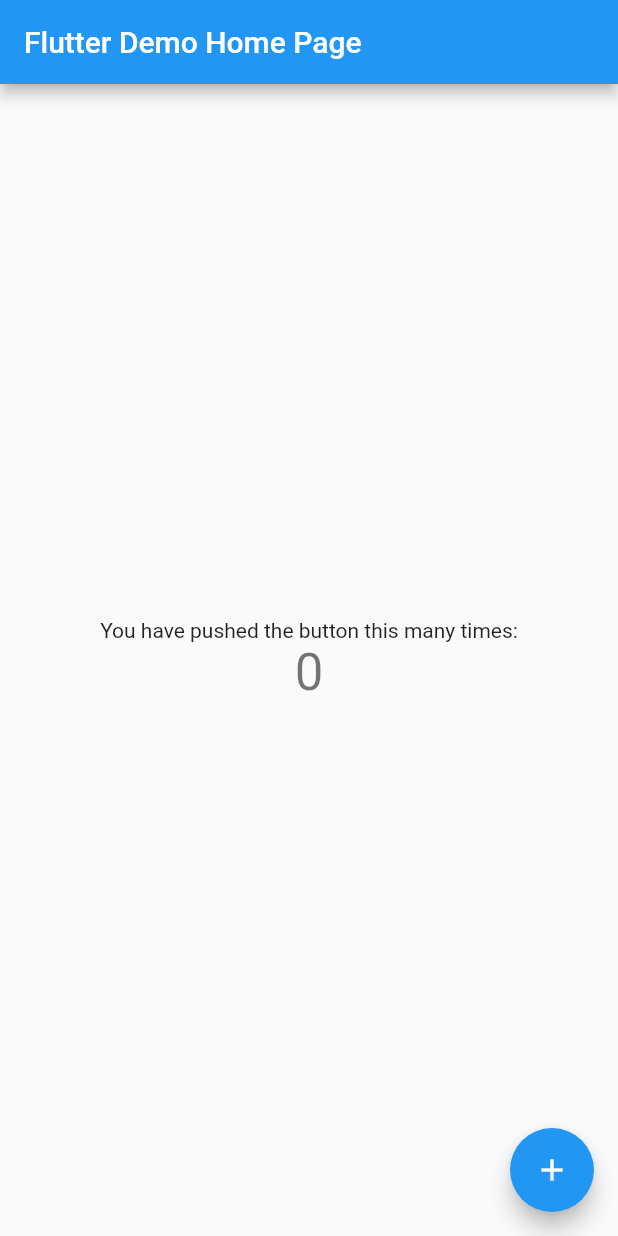
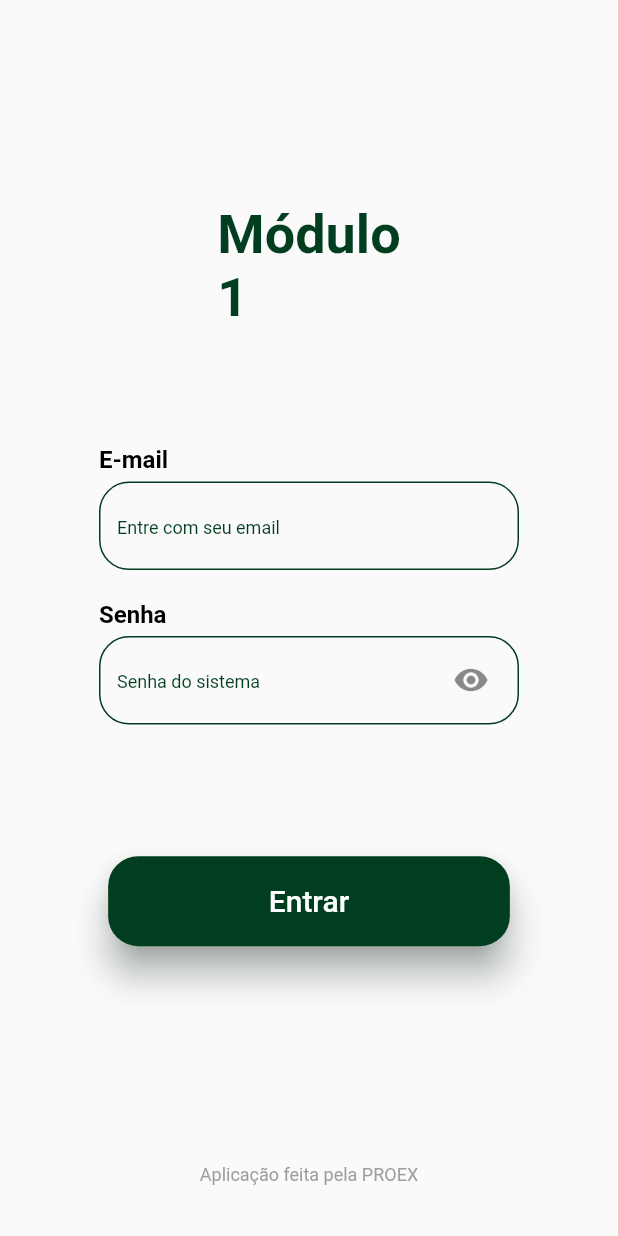
Before and after one commit to marcos-bah/modulo1_deficientes_visuais_proex, a Flutter app: the screen it shows after launch, on a phone screen of 412 x 824 dp. Run offline on Flutter 3.47's test engine with Material 2 defaults, Android fonts, the phone set to English and light mode, and no system bars; our stand-ins replace rx_notifier; Roboto replaces fonts that are missing (Manrope).

Commit message:
[ADD] Adicionando tela de login com validacoes e cores padroes

```diff
--- a/lib/main.dart
+++ b/lib/main.dart
@@ -1,113 +1,6 @@
 import 'package:flutter/material.dart';
+import 'package:modulo1_deficientes_visuais_proex/src/app/app.widget.dart';
 
 void main() {
-  runApp(MyApp());
+  runApp(AppWidget());
 }
-
-class MyApp extends StatelessWidget {
-  // This widget is the root of your application.
-  @override
-  Widget build(BuildContext context) {
-    return MaterialApp(
-      title: 'Flutter Demo',
-      theme: ThemeData(
-        // This is the theme of your application.
-        //
-        // Try running your application with "flutter run". You'll see the
-        // application has a blue toolbar. Then, without quitting the app, try
-        // changing the primarySwatch below to Colors.green and then invoke
-        // "hot reload" (press "r" in the console where you ran "flutter run",
-        // or simply save your changes to "hot reload" in a Flutter IDE).
-        // Notice that the counter didn't reset back to zero; the application
-        // is not restarted.
-        primarySwatch: Colors.blue,
-      ),
-      home: MyHomePage(title: 'Flutter Demo Home Page'),
-    );
-  }
-}
-
-class MyHomePage extends StatefulWidget {
-  MyHomePage({Key? key, this.title}) : super(key: key);
-
-  // This widget is the home page of your application. It is stateful, meaning
-  // that it has a State object (defined below) that contains fields that affect
-  // how it looks.
-
-  // This class is the configuration for the state. It holds the values (in this
-  // case the title) provided by the parent (in this case the App widget) and
-  // used by the build method of the State. Fields in a Widget subclass are
-  // always marked "final".
-
-  final String? title;
-
-  @override
-  _MyHomePageState createState() => _MyHomePageState();
-}
-
-class _MyHomePageState extends State<MyHomePage> {
-  int _counter = 0;
-
-  void _incrementCounter() {
-    setState(() {
-      // This call to setState tells the Flutter framework that something has
-      // changed in this State, which causes it to rerun the build method below
-      // so that the display can reflect the updated values. If we changed
-      // _counter without calling setState(), then the build method would not be
-      // called again, and so nothing would appear to happen.
-      _counter++;
-    });
-  }
-
-  @override
-  Widget build(BuildContext context) {
-    // This method is rerun every time setState is called, for instance as done
-    // by the _incrementCounter method above.
-    //
-    // The Flutter framework has been optimized to make rerunning build methods
-    // fast, so that you can just rebuild anything that needs updating rather
-    // than having to individually change instances of widgets.
-    return Scaffold(
-      appBar: AppBar(
-        // Here we take the value from the MyHomePage object that was created by
-        // the App.build method, and use it to set our appbar title.
-        title: Text(widget.title!),
-      ),
-      body: Center(
-        // Center is a layout widget. It takes a single child and positions it
-        // in the middle of the parent.
-        child: Column(
-          // Column is also a layout widget. It takes a list of children and
-          // arranges them vertically. By default, it sizes itself to fit its
-          // children horizontally, and tries to be as tall as its parent.
-          //
-          // Invoke "debug painting" (press "p" in the console, choose the
-          // "Toggle Debug Paint" action from the Flutter Inspector in Android
-          // Studio, or the "Toggle Debug Paint" command in Visual Studio Code)
-          // to see the wireframe for each widget.
-          //
-          // Column has various properties to control how it sizes itself and
-          // how it positions its children. Here we use mainAxisAlignment to
-          // center the children vertically; the main axis here is the vertical
-          // axis because Columns are vertical (the cross axis would be
-          // horizontal).
-          mainAxisAlignment: MainAxisAlignment.center,
-          children: <Widget>[
-            Text(
-              'You have pushed the button this many times:',
-            ),
-            Text(
-              '$_counter',
-              style: Theme.of(context).textTheme.headline4,
-            ),
-          ],
-        ),
-      ),
-      floatingActionButton: FloatingActionButton(
-        onPressed: _incrementCounter,
-        tooltip: 'Increment',
-        child: Icon(Icons.add),
-      ), // This trailing comma makes auto-formatting nicer for build methods.
-    );
-  }
-}
--- /dev/null
+++ b/lib/src/app/app.color.dart
@@ -0,0 +1,6 @@
+import 'package:flutter/material.dart';
+
+class AppColors {
+  static final Color primary = Color(0xff003E1F);
+  static final Color secondary = Color(0xff01110A);
+}
--- /dev/null
+++ b/lib/src/app/app.widget.dart
@@ -0,0 +1,18 @@
+import 'package:flutter/material.dart';
+import 'package:modulo1_deficientes_visuais_proex/src/features/login/login.view.dart';
+
+class AppWidget extends StatelessWidget {
+  const AppWidget({Key? key}) : super(key: key);
+
+  @override
+  Widget build(BuildContext context) {
+    return MaterialApp(
+      title: 'Módulo 1',
+      debugShowCheckedModeBanner: false,
+      theme: ThemeData(
+        primarySwatch: Colors.green,
+      ),
+      home: LoginView(),
+    );
+  }
+}
--- /dev/null
+++ b/lib/src/features/login/login.controller.dart
@@ -0,0 +1,13 @@
+import 'package:flutter/cupertino.dart';
+import 'package:rx_notifier/rx_notifier.dart';
+
+class LoginController {
+  TextEditingController emailEditingController = TextEditingController();
+  TextEditingController passwordEditingController = TextEditingController();
+
+  RxNotifier<bool> isVisible = RxNotifier<bool>(false);
+  bool get getIsVisible => isVisible.value;
+
+  RxNotifier<bool> isLoading = RxNotifier<bool>(false);
+  bool get getIsLoading => isLoading.value;
+}
--- /dev/null
+++ b/lib/src/features/login/login.view.dart
@@ -0,0 +1,138 @@
+import 'package:flutter/material.dart';
+import 'package:modulo1_deficientes_visuais_proex/src/app/app.color.dart';
+import 'package:modulo1_deficientes_visuais_proex/src/features/login/login.controller.dart';
+import 'package:modulo1_deficientes_visuais_proex/src/features/shared/button_submit.widget.dart';
+import 'package:modulo1_deficientes_visuais_proex/src/features/shared/form_field.widget.dart';
+import 'package:rx_notifier/rx_notifier.dart';
+
+class LoginView extends StatefulWidget {
+  const LoginView({Key? key}) : super(key: key);
+
+  @override
+  _LoginViewState createState() => _LoginViewState();
+}
+
+class _LoginViewState extends State<LoginView> {
+  LoginController controller = LoginController();
+  final _formKey = GlobalKey<FormState>();
+
+  @override
+  void initState() {
+    super.initState();
+  }
+
+  @override
+  Widget build(BuildContext context) {
+    Size size = MediaQuery.of(context).size;
+    return Scaffold(
+      body: Center(
+        child: SingleChildScrollView(
+          child: Container(
+            width: size.width < 320 ? size.width * 0.8 : 280,
+            height: size.height,
+            alignment: Alignment.center,
+            child: Form(
+              key: _formKey,
+              child: Column(
+                children: [
+                  Spacer(
+                    flex: 4,
+                  ),
+                  Text(
+                    "Módulo\n1",
+                    style: TextStyle(
+                      fontSize: 36,
+                      fontWeight: FontWeight.w700,
+                      color: AppColors.primary,
+                    ),
+                  ),
+                  Spacer(
+                    flex: 2,
+                  ),
+                  FormFieldWidget(
+                    title: "E-mail",
+                    description: "Entre com seu email",
+                    validator: (String value) {
+                      if (value.isEmpty) return "Campo vazio";
+                      if (value.length < 10) return "Campo muito pequeno";
+                      if (!value.contains("@")) return "Falta @";
+                      if (!value.contains("@")) return "Falta .";
+                      return null;
+                    },
+                    controller: controller.emailEditingController,
+                    onChanged: (value) {},
+                    icon: SizedBox(),
+                    keyboardType: TextInputType.emailAddress,
+                  ),
+                  RxBuilder(
+                    builder: (context) {
+                      return FormFieldWidget(
+                        title: "Senha",
+                        description: "Senha do sistema",
+                        validator: (value) {
+                          if (value.isEmpty) return "Campo vazio";
+                          return null;
+                        },
+                        controller: controller.passwordEditingController,
+                        onChanged: (value) {},
+                        keyboardType: TextInputType.text,
+                        obscure: !controller.getIsVisible,
+                        icon: IconButton(
+                          icon: !controller.getIsVisible == true
+                              ? Icon(Icons.visibility)
+                              : Icon(Icons.visibility_off),
+                          onPressed: () {
+                            controller.isVisible.value =
+                                !controller.getIsVisible;
+                          },
+                        ),
+                      );
+                    },
+                  ),
+                  Spacer(
+                    flex: 2,
+                  ),
+                  RxBuilder(
+                    builder: (context) {
+                      return controller.getIsLoading
+                          ? CircularProgressIndicator()
+                          : ButtonSubmitWidget(
+                              textButton: "Entrar",
+                              onPressed: () {
+                                if (_formKey.currentState!.validate()) {
+                                  controller.isLoading.value = true;
+                                  print(controller.emailEditingController.text);
+                                  print(controller
+                                      .passwordEditingController.text);
+                                  Future.delayed(Duration(seconds: 3)).then(
+                                      (value) =>
+                                          controller.isLoading.value = false);
+                                }
+                              },
+                            );
+                    },
+                  ),
+                  Spacer(
+                    flex: 4,
+                  ),
+                  Text(
+                    "Aplicação feita pela PROEX",
+                    style: TextStyle(
+                      fontSize: 12,
+                      fontWeight: FontWeight.w400,
+                      color: Colors.grey,
+                    ),
+                    textAlign: TextAlign.center,
+                  ),
+                  Spacer(
+                    flex: 1,
+                  ),
+                ],
+              ),
+            ),
+          ),
+        ),
+      ),
+    );
+  }
+}
--- /dev/null
+++ b/lib/src/features/shared/button_submit.widget.dart
@@ -0,0 +1,49 @@
+import 'package:flutter/material.dart';
+import 'package:modulo1_deficientes_visuais_proex/src/app/app.color.dart';
+
+class ButtonSubmitWidget extends StatefulWidget {
+  final String textButton;
+  final Function onPressed;
+  final double d;
+
+  const ButtonSubmitWidget({
+    Key? key,
+    required this.textButton,
+    required this.onPressed,
+    this.d = 0.65,
+  }) : super(key: key);
+  @override
+  _ButtonSubmitWidgetState createState() => _ButtonSubmitWidgetState();
+}
+
+class _ButtonSubmitWidgetState extends State<ButtonSubmitWidget> {
+  @override
+  Widget build(BuildContext context) {
+    var size = MediaQuery.of(context).size;
+    return Container(
+      width: size.width * widget.d,
+      height: 60,
+      margin: EdgeInsets.symmetric(vertical: 10),
+      child: ElevatedButton(
+        style: ElevatedButton.styleFrom(
+          primary: AppColors.primary,
+          shadowColor: AppColors.primary,
+          elevation: 10,
+          shape: new RoundedRectangleBorder(
+            borderRadius: new BorderRadius.circular(20.0),
+          ),
+        ),
+        child: Text(
+          widget.textButton,
+          style: TextStyle(
+            fontSize: 20.0,
+            color: Colors.white,
+          ),
+        ),
+        onPressed: () {
+          widget.onPressed();
+        },
+      ),
+    );
+  }
+}
--- /dev/null
+++ b/lib/src/features/shared/form_field.widget.dart
@@ -0,0 +1,99 @@
+import 'package:flutter/material.dart';
+import 'package:modulo1_deficientes_visuais_proex/src/app/app.color.dart';
+
+class FormFieldWidget extends StatefulWidget {
+  final String title;
+  final String description;
+  final Function validator;
+  final Function onChanged;
+  final TextInputType keyboardType;
+  final TextEditingController controller;
+  final bool obscure;
+  final int maxLines;
+  final AutovalidateMode auto;
+  final Widget icon;
+
+  const FormFieldWidget({
+    Key? key,
+    required this.title,
+    required this.description,
+    required this.validator,
+    required this.onChanged,
+    required this.keyboardType,
+    this.obscure = false,
+    this.maxLines = 1,
+    required this.icon,
+    required this.controller,
+    this.auto = AutovalidateMode.onUserInteraction,
+  }) : super(key: key);
+  @override
+  _FormFieldWidgetState createState() => _FormFieldWidgetState();
+}
+
+class _FormFieldWidgetState extends State<FormFieldWidget> {
+  @override
+  Widget build(BuildContext context) {
+    return Container(
+      margin: EdgeInsets.symmetric(vertical: 10),
+      child: Column(
+        mainAxisAlignment: MainAxisAlignment.start,
+        crossAxisAlignment: CrossAxisAlignment.start,
+        children: [
+          Text(
+            widget.title,
+            style: TextStyle(
+              color: Colors.black,
+              fontSize: 16,
+              fontWeight: FontWeight.bold,
+              fontFamily: 'Manrope',
+            ),
+            textAlign: TextAlign.left,
+          ),
+          SizedBox(
+            height: 5,
+          ),
+          TextFormField(
+            obscureText: widget.obscure,
+            controller: widget.controller,
+            onChanged: (String value) {
+              widget.onChanged(value);
+            },
+            maxLines: widget.maxLines,
+            keyboardType: widget.keyboardType,
+            validator: (value) {
+              return widget.validator(value);
+            },
+            autovalidateMode: widget.auto,
+            decoration: InputDecoration(
+              focusedBorder: OutlineInputBorder(
+                  borderSide: BorderSide(
+                    color: AppColors.primary,
+                  ),
+                  borderRadius: BorderRadius.all(const Radius.circular(20.0))),
+              enabledBorder: OutlineInputBorder(
+                  borderSide: BorderSide(
+                    color: AppColors.primary,
+                  ),
+                  borderRadius: BorderRadius.all(const Radius.circular(20.0))),
+              border: OutlineInputBorder(
+                  borderSide: BorderSide(
+                    color: AppColors.primary,
+                  ),
+                  borderRadius: BorderRadius.all(const Radius.circular(20.0))),
+              hintText: widget.description,
+              hintStyle: TextStyle(
+                color: AppColors.primary,
+                fontSize: 12,
+                fontWeight: FontWeight.w400,
+              ),
+              suffixIcon: Padding(
+                padding: const EdgeInsets.symmetric(horizontal: 8),
+                child: widget.icon,
+              ),
+            ),
+          ),
+        ],
+      ),
+    );
+  }
+}
--- a/pubspec.yaml
+++ b/pubspec.yaml
@@ -28,6 +28,7 @@ dependencies:
   # The following adds the Cupertino Icons font to your application.
   # Use with the CupertinoIcons class for iOS style icons.
   cupertino_icons: ^1.0.2
+  rx_notifier: ^1.1.0
 
 dev_dependencies:
   flutter_test:
```
Also changed, not shown: pubspec.lock, 1 other file.
